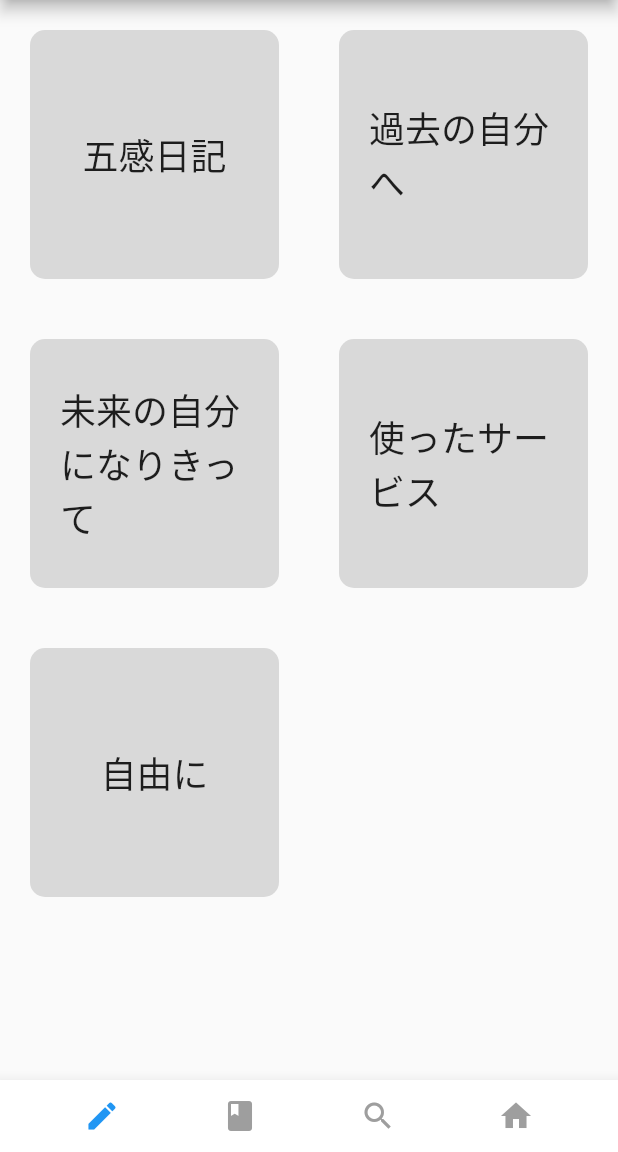
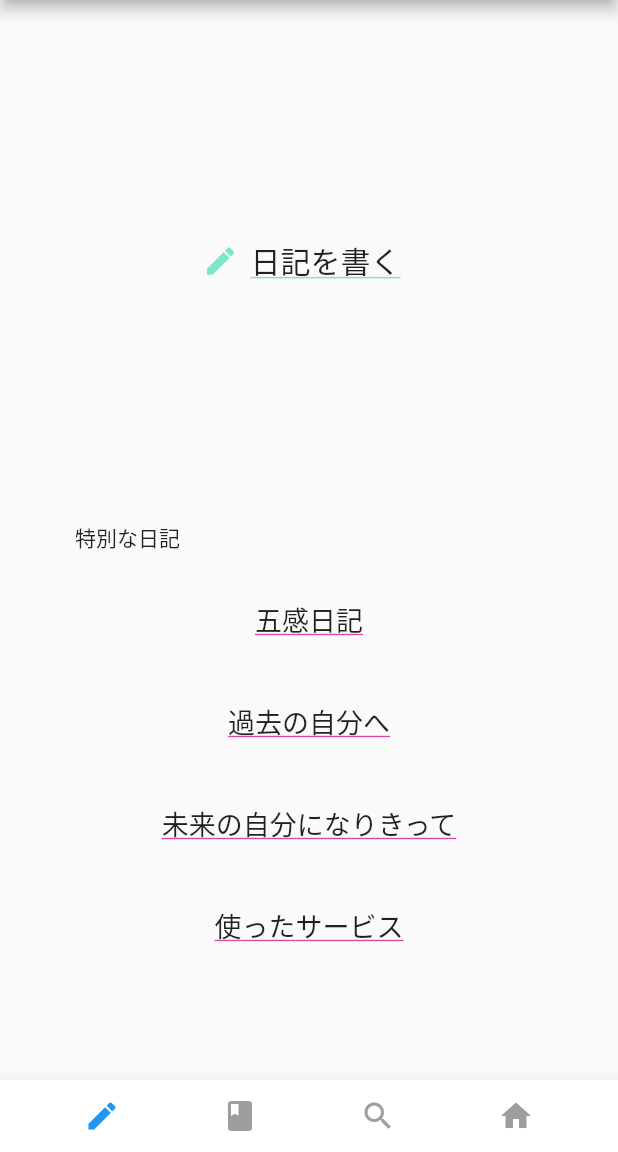
Before and after one commit to flutteruniv/omurice, a Flutter app: the screen it shows once a user with an empty profile is signed in, after a tap on "日記を書く", on a phone screen of 412 x 824 dp, the part 84-1236 px from its top. Run offline on Flutter 3.47's test engine with Material 2 defaults, Android fonts, the phone set to English and light mode, and no system bars; our stand-ins replace flutter_dotenv, supabase_flutter; accounts and stored records are empty; network calls fail.

Commit message:
日記を選択する画面のUI変更

```diff
--- a/lib/pages/diary_format_choice_screen.dart
+++ b/lib/pages/diary_format_choice_screen.dart
@@ -27,11 +27,54 @@ class _DiaryFormatChoiceScreenState extends State<DiaryFormatChoiceScreen> {
         foregroundColor: Colors.black,
         backgroundColor: Colors.white,
       ),
-      body: GridView.count(
-        crossAxisCount: 2,
+      body: Center(
+        child: Column(
           children: [
-          DiaryFormatItem(
-            label: "五感日記",
+            Padding(
+              padding: const EdgeInsets.fromLTRB(10, 150, 20, 150),
+              child: TextButton.icon(
+                icon: const Icon(
+                  Icons.mode_edit,
+                  color: Color.fromRGBO(124, 230, 205, 1),
+                ),
+                label: const Text(
+                  "日記を書く",
+                  style: TextStyle(
+                    fontSize: 20,
+                    color: Colors.black87,
+                    decoration: TextDecoration.underline,
+                    decorationColor: Color.fromRGBO(124, 230, 205, 1),
+                  ),
+                ),
+                onPressed: () {
+                  Navigator.push(
+                    context,
+                    MaterialPageRoute(
+                      builder: (_) => const DiaryCreateScreen(format: ""),
+                      fullscreenDialog: true,
+                    ),
+                  );
+                },
+              ),
+            ),
+            Row(
+              mainAxisAlignment: MainAxisAlignment.start,
+              children: [
+                SizedBox(width: 50),
+                Text("特別な日記"),
+              ],
+            ),
+            SizedBox(height: 20),
+            TextButton(
+              child: Text(
+                "五感日記",
+                style: TextStyle(
+                  fontSize: 18,
+                  color: Colors.black87,
+                  decoration: TextDecoration.underline,
+                  decorationColor: Color.fromRGBO(218, 72, 165, 1),
+                ),
+              ),
               onPressed: () {
                 Navigator.push(
                   context,
@@ -43,8 +86,17 @@ class _DiaryFormatChoiceScreenState extends State<DiaryFormatChoiceScreen> {
                 );
               },
             ),
-          DiaryFormatItem(
-            label: "過去の自分へ",
+            SizedBox(height: 20),
+            TextButton(
+              child: Text(
+                "過去の自分へ",
+                style: TextStyle(
+                  fontSize: 18,
+                  color: Colors.black87,
+                  decoration: TextDecoration.underline,
+                  decorationColor: Color.fromRGBO(218, 72, 165, 1),
+                ),
+              ),
               onPressed: () {
                 Navigator.push(
                   context,
@@ -56,8 +108,17 @@ class _DiaryFormatChoiceScreenState extends State<DiaryFormatChoiceScreen> {
                 );
               },
             ),
-          DiaryFormatItem(
-            label: "未来の自分になりきって",
+            SizedBox(height: 20),
+            TextButton(
+              child: Text(
+                "未来の自分になりきって",
+                style: TextStyle(
+                  fontSize: 18,
+                  color: Colors.black87,
+                  decoration: TextDecoration.underline,
+                  decorationColor: Color.fromRGBO(218, 72, 165, 1),
+                ),
+              ),
               onPressed: () {
                 Navigator.push(
                   context,
@@ -69,8 +130,17 @@ class _DiaryFormatChoiceScreenState extends State<DiaryFormatChoiceScreen> {
                 );
               },
             ),
-          DiaryFormatItem(
-            label: "使ったサービス",
+            SizedBox(height: 20),
+            TextButton(
+              child: Text(
+                "使ったサービス",
+                style: TextStyle(
+                  fontSize: 18,
+                  color: Colors.black87,
+                  decoration: TextDecoration.underline,
+                  decorationColor: Color.fromRGBO(218, 72, 165, 1),
+                ),
+              ),
               onPressed: () {
                 Navigator.push(
                   context,
@@ -82,19 +152,8 @@ class _DiaryFormatChoiceScreenState extends State<DiaryFormatChoiceScreen> {
                 );
               },
             ),
-          DiaryFormatItem(
-            label: "自由に",
-            onPressed: () {
-              Navigator.push(
-                context,
-                MaterialPageRoute(
-                  builder: (_) => const DiaryCreateScreen(format: ""),
-                  fullscreenDialog: true,
+          ],
         ),
-              );
-            },
-          ),
-        ],
       ),
     );
   }
--- a/lib/pages/top_screen.dart
+++ b/lib/pages/top_screen.dart
@@ -48,6 +48,7 @@ class TopScreen extends StatelessWidget {
           child: const Text(
             "日記を書く",
             style: TextStyle(
+              color: Colors.black87,
               decoration: TextDecoration.underline,
               decorationColor: Color.fromRGBO(124, 230, 205, 1),
             ),
@@ -68,6 +69,7 @@ class TopScreen extends StatelessWidget {
           child: const Text(
             "ほかの人の日記を見る",
             style: TextStyle(
+              color: Colors.black87,
               decoration: TextDecoration.underline,
               decorationColor: Color.fromRGBO(124, 230, 205, 1),
             ),
@@ -88,6 +90,7 @@ class TopScreen extends StatelessWidget {
           child: const Text(
             "支援制度・サービスを探す",
             style: TextStyle(
+              color: Colors.black87,
               decoration: TextDecoration.underline,
               decorationColor: Color.fromRGBO(124, 230, 205, 1),
             ),
```
Lines whose indentation alone changed are shown as unchanged.
